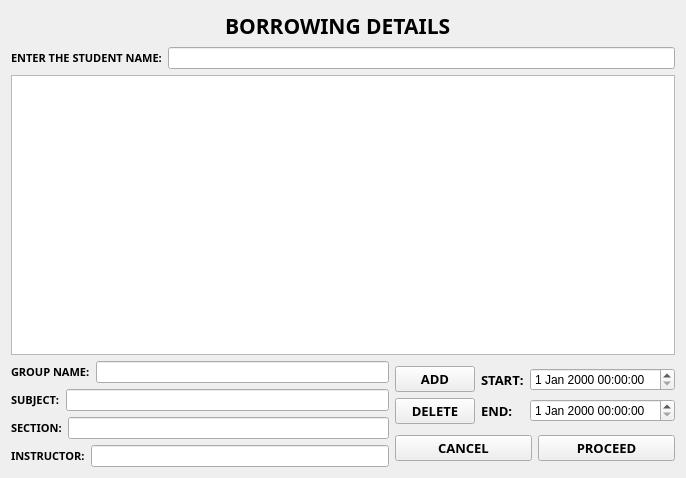
markytools/sume-borrower-app, file borrowingd.ui: the form before one commit.
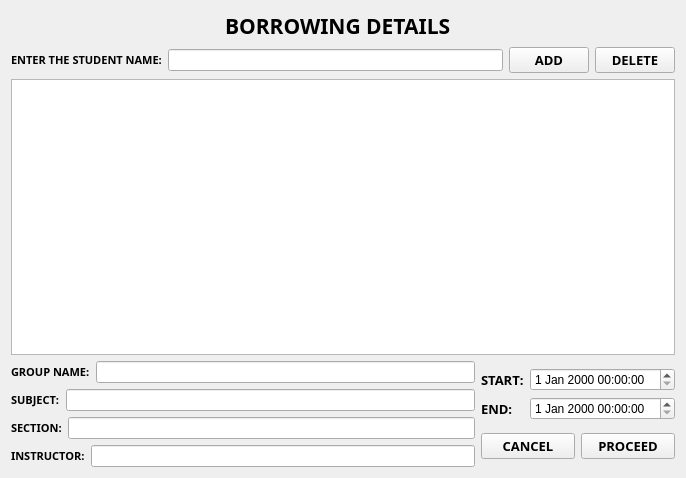
The form after the commit.

Commit message: Made Some Revision for UI

What changed in the file:
```diff
--- a/borrowingd.ui
+++ b/borrowingd.ui
@@ -68,9 +68,9 @@
     </spacer>
    </item>
    <item row="1" column="0" colspan="3">
-    <layout class="QVBoxLayout" name="verticalLayout_6">
+    <layout class="QVBoxLayout" name="verticalLayout_2">
      <item>
-      <layout class="QVBoxLayout" name="verticalLayout_2">
+      <layout class="QHBoxLayout" name="horizontalLayout_12">
        <item>
         <layout class="QHBoxLayout" name="horizontalLayout_4">
          <item>
@@ -94,10 +94,44 @@
         </layout>
        </item>
        <item>
-        <widget class="QListWidget" name="listWidget"/>
+        <layout class="QHBoxLayout" name="horizontalLayout_11">
+         <item>
+          <widget class="QPushButton" name="Add">
+           <property name="font">
+            <font>
+             <family>Segoe UI Black</family>
+             <pointsize>10</pointsize>
+             <weight>75</weight>
+             <bold>true</bold>
+            </font>
+           </property>
+           <property name="text">
+            <string>ADD</string>
+           </property>
+          </widget>
+         </item>
+         <item>
+          <widget class="QPushButton" name="Delete">
+           <property name="font">
+            <font>
+             <family>Segoe UI Black</family>
+             <pointsize>10</pointsize>
+             <weight>75</weight>
+             <bold>true</bold>
+            </font>
+           </property>
+           <property name="text">
+            <string>DELETE</string>
+           </property>
+          </widget>
+         </item>
+        </layout>
        </item>
       </layout>
      </item>
+     <item>
+      <widget class="QListWidget" name="listWidget"/>
+     </item>
      <item>
       <layout class="QHBoxLayout" name="horizontalLayout_9">
        <item>
@@ -196,40 +230,6 @@
         <layout class="QVBoxLayout" name="verticalLayout_5">
          <item>
           <layout class="QHBoxLayout" name="horizontalLayout_7">
-           <item>
-            <layout class="QVBoxLayout" name="verticalLayout_3">
-             <item>
-              <widget class="QPushButton" name="Add">
-               <property name="font">
-                <font>
-                 <family>Segoe UI Black</family>
-                 <pointsize>10</pointsize>
-                 <weight>75</weight>
-                 <bold>true</bold>
-                </font>
-               </property>
-               <property name="text">
-                <string>ADD</string>
-               </property>
-              </widget>
-             </item>
-             <item>
-              <widget class="QPushButton" name="Delete">
-               <property name="font">
-                <font>
-                 <family>Segoe UI Black</family>
-                 <pointsize>10</pointsize>
-                 <weight>75</weight>
-                 <bold>true</bold>
-                </font>
-               </property>
-               <property name="text">
-                <string>DELETE</string>
-               </property>
-              </widget>
-             </item>
-            </layout>
-           </item>
            <item>
             <layout class="QVBoxLayout" name="verticalLayout_4">
              <item>
```
The commit also changes 3 other files.
